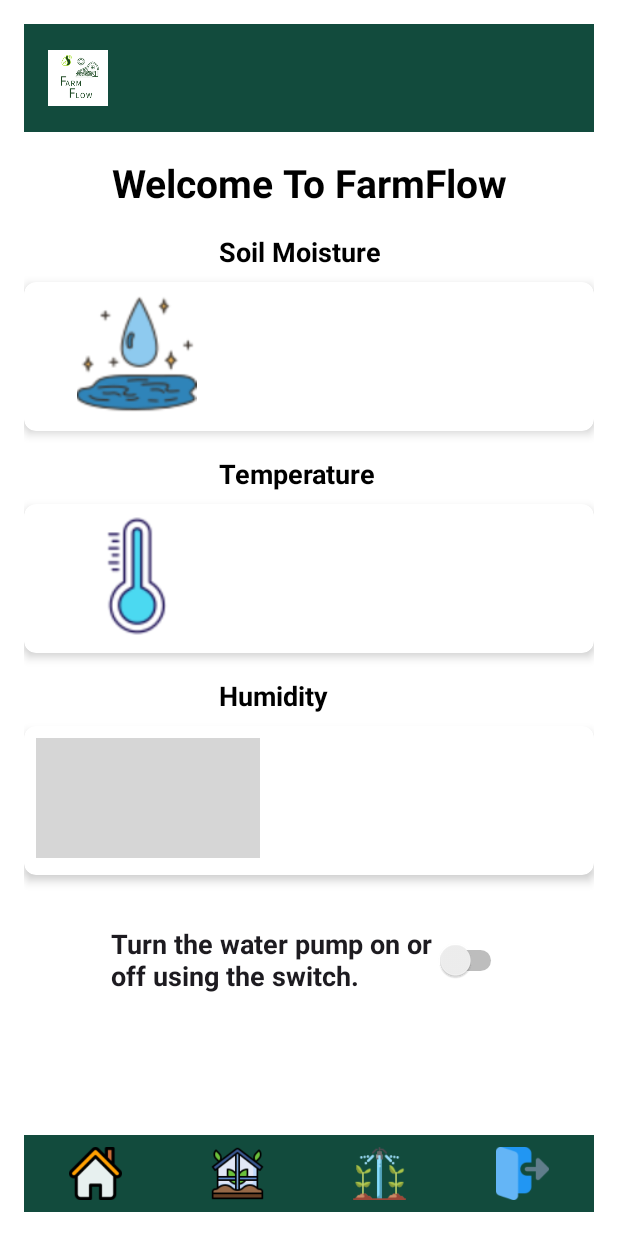
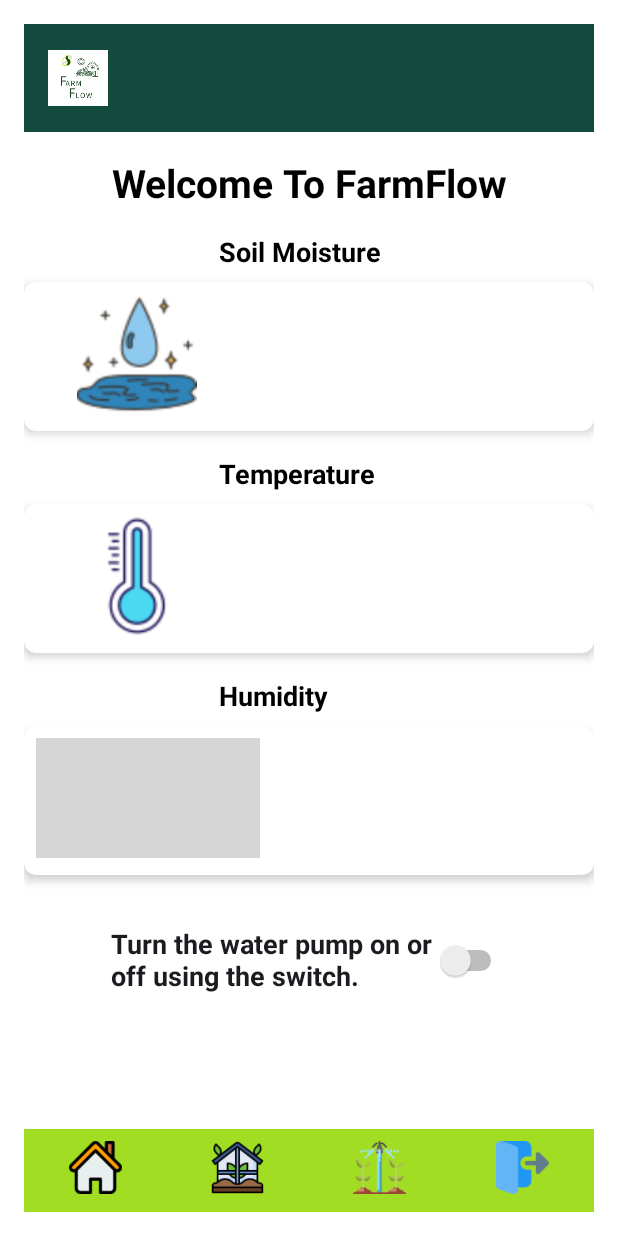
Before and after one commit to pruwt/finalProject, an Android app: the Dashboard screen opened directly, with no data from a screen before it, on a phone screen of 412 x 824 dp. Run offline under Robolectric (Android 15) with nearby library versions, the phone set to English and light mode, and no system bars; our stand-ins replace Firebase (no records; nobody signed in at launch, a user with empty details on screens opened directly); grey boxes are pictures that could not be loaded.

Commit message:
"modified dashboard and admin home layout"

```diff
--- a/app/src/main/java/com/example/finalproject/ViewSensorsUsers.java
+++ b/app/src/main/java/com/example/finalproject/ViewSensorsUsers.java
@@ -30,7 +30,7 @@ public class ViewSensorsUsers extends AppCompatActivity {
     private FirebaseAuth mAuth;
     private ListView sensorsListView;
     private SensorAdapter adapter;
-//    private ArrayAdapter<String> adapter;
+    //    private ArrayAdapter<String> adapter;
     private List<Sensors> sensorList;
     private List<String> sensorIds;
 
@@ -89,7 +89,7 @@ public class ViewSensorsUsers extends AppCompatActivity {
 
                 @Override
                 public void onCancelled(@NonNull DatabaseError databaseError) {
-                Log.w(TAG, "Failed to read data", databaseError.toException());
+                    Log.w(TAG, "Failed to read data", databaseError.toException());
                 }
             });
 
--- a/app/src/main/res/layout/activity_admin_home.xml
+++ b/app/src/main/res/layout/activity_admin_home.xml
@@ -178,7 +178,7 @@
                             android:layout_height="wrap_content"
                             android:layout_marginTop="8dp"
                             android:backgroundTint="#124B3D"
-                            android:text="VIEW SENSORS"
+                            android:text="VIEW SENSORS REPORT"
                             android:textColor="@android:color/white" />
                     </LinearLayout>
                 </androidx.cardview.widget.CardView>
--- a/app/src/main/res/layout/activity_dashboard.xml
+++ b/app/src/main/res/layout/activity_dashboard.xml
@@ -221,10 +221,10 @@
     <LinearLayout
         android:id="@+id/bottomNavigation"
         android:layout_width="0dp"
-        android:layout_height="wrap_content"
+        android:layout_height="55dp"
         android:layout_gravity="bottom"
         android:background="?android:attr/windowBackground"
-        android:backgroundTint="#124B3D"
+        android:backgroundTint="#A1DD22"
         android:orientation="horizontal"
         android:paddingVertical="8dp"
         android:weightSum="4"
```
Also changed, not shown: app/src/main/java/com/example/finalproject/viewFarmers.java (+161 -161 lines).
